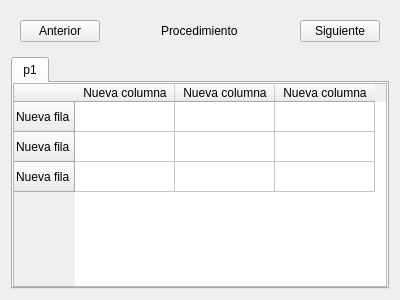
This is views/QtFiles/solution_window.ui in littlesaturnalien/Matriz_Escalonada as Qt 5 draws it before an edit. The edited form follows.
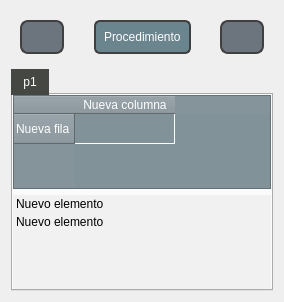
This is the edited form. Icons and pictures are not drawn.

Patch:
```diff
--- a/views/QtFiles/solution_window.ui
+++ b/views/QtFiles/solution_window.ui
@@ -6,26 +6,117 @@
    <rect>
     <x>0</x>
     <y>0</y>
-    <width>400</width>
-    <height>300</height>
+    <width>284</width>
+    <height>302</height>
    </rect>
   </property>
   <property name="windowTitle">
    <string>Form</string>
   </property>
+  <property name="styleSheet">
+   <string notr="true">#Main_widget{
+background-color: #d3d3d3;
+
+}
+
+QPushButton{
+border: 2px solid #404040;
+border-radius: 8px;
+padding: 1px 5px;
+color: #fff;
+background-color: #6c757d;
+font: 700 9pt &quot;Calibri&quot;;
+}
+
+QPushButton:hover{
+background-color: #5c636a;
+}
+ QPushButton:pressed {
+    border: 4px solid #c0c4c8 
+}
+QLabel {
+    color: #fff;
+ background-color: #6a858d; 
+    border:2px solid #404040;        
+    border-radius: 4px;           
+    padding: 2.5px 5px;            
+font: 700 9pt &quot;Calibri&quot;;
+}
+
+QTableWidget{
+background-color: #819299; 
+gridline-color: #fff;  
+}
+
+QHeaderView{
+background-color: #85939a;
+color:white;
+font: 700 9pt &quot;Calibri&quot;;
+}
+
+QHeaderView::section {
+background-color: #85939a;
+}
+QTableCornerButton::section {
+background-color: #85939a;
+}
+QTableWidget::item::hover{
+background-color: #B6BEC2
+}
+
+QTabBar::tab{
+background-color: #80857C;
+color: white;
+}
+
+QTabBar::tab:hover{
+background-color: #B0B3AD
+}
+
+QTabBar::tab:selected{
+background-color:#454742
+}
+
+QListWidget{
+background: #F1F1F1;
+border : none
+}
+QListWidget::item{
+margin: 2px;
+margin-left:0;
+}
+QListWidget::item::hover{
+color : #1A5276 ;
+font: 700 9pt &quot;Segoe UI&quot;;
+border: 1.5px solid #2E4053;
+border-radius:7px
+}
+</string>
+  </property>
   <layout class="QVBoxLayout" name="main_widget_vertical_layout" stretch="1,10">
    <item>
     <widget class="QWidget" name="options_tab_widget" native="true">
      <layout class="QHBoxLayout" name="options_tab_horizontal_layout">
       <item alignment="Qt::AlignmentFlag::AlignLeft">
        <widget class="QPushButton" name="back_tab_button">
+        <property name="styleSheet">
+         <string notr="true">image: url(:/icon/Images/arrow_left.png);
+width:40px;
+height:30px;
+padding:0
+</string>
+        </property>
         <property name="text">
-         <string>Anterior</string>
+         <string/>
         </property>
        </widget>
       </item>
       <item alignment="Qt::AlignmentFlag::AlignHCenter">
        <widget class="QLabel" name="label">
+        <property name="styleSheet">
+         <string notr="true">border-radius:6px;
+font: 700 9pt &quot;Calibri&quot;;</string>
+        </property>
         <property name="text">
          <string>Procedimiento</string>
         </property>
@@ -33,8 +124,15 @@
       </item>
       <item alignment="Qt::AlignmentFlag::AlignRight">
        <widget class="QPushButton" name="next_tab_button">
+        <property name="styleSheet">
+         <string notr="true">image: url(:/icon/Images/arrow_right.png);
+width:40px;
+height:30px;
+padding:0
+</string>
+        </property>
         <property name="text">
-         <string>Siguiente</string>
+         <string/>
         </property>
        </widget>
       </item>
@@ -50,7 +148,7 @@
       <attribute name="title">
        <string>p1</string>
       </attribute>
-      <layout class="QHBoxLayout" name="p_horizontal_layout_1">
+      <layout class="QVBoxLayout" name="verticalLayout" stretch="0,0">
        <property name="leftMargin">
         <number>0</number>
        </property>
@@ -64,37 +162,34 @@
         <number>0</number>
        </property>
        <item>
-        <widget class="QTableWidget" name="tableWidget">
+        <widget class="QTableWidget" name="s_table">
          <row>
           <property name="text">
            <string>Nueva fila</string>
           </property>
          </row>
-         <row>
-          <property name="text">
-           <string>Nueva fila</string>
-          </property>
-         </row>
-         <row>
-          <property name="text">
-           <string>Nueva fila</string>
-          </property>
-         </row>
          <column>
           <property name="text">
            <string>Nueva columna</string>
           </property>
          </column>
-         <column>
+        </widget>
+       </item>
+       <item>
+        <widget class="QListWidget" name="solution_list">
+         <property name="enabled">
+          <bool>true</bool>
+         </property>
+         <item>
           <property name="text">
-           <string>Nueva columna</string>
+           <string>Nuevo elemento</string>
           </property>
-         </column>
-         <column>
+         </item>
+         <item>
           <property name="text">
-           <string>Nueva columna</string>
+           <string>Nuevo elemento</string>
           </property>
-         </column>
+         </item>
         </widget>
        </item>
       </layout>
```
Left out of the diff: 4 changed lines with no effect on the pictures.
